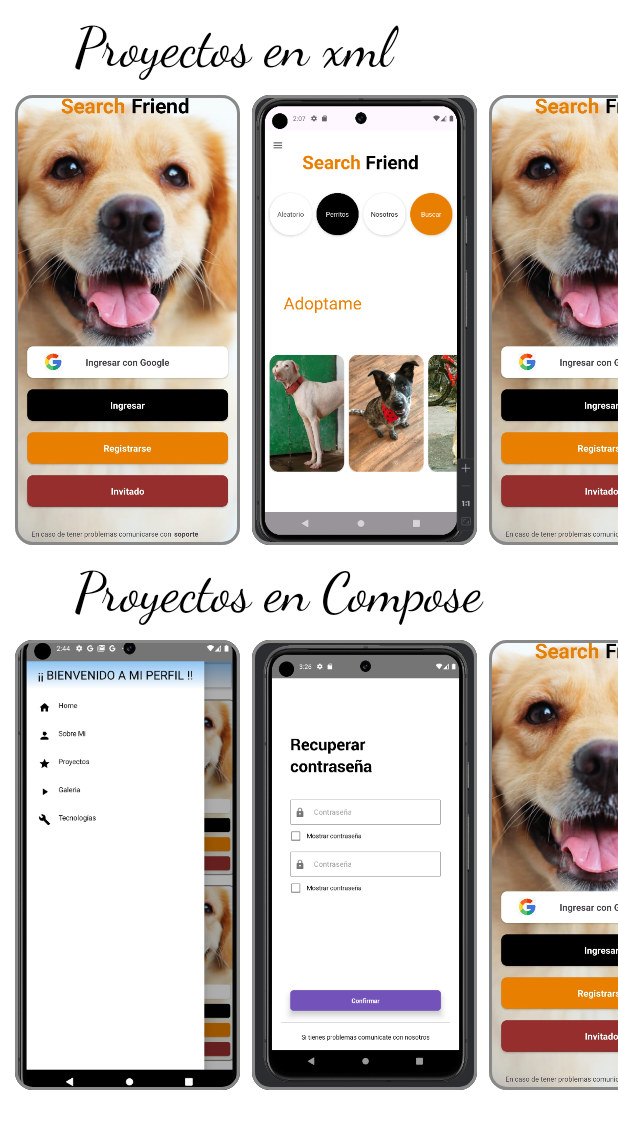
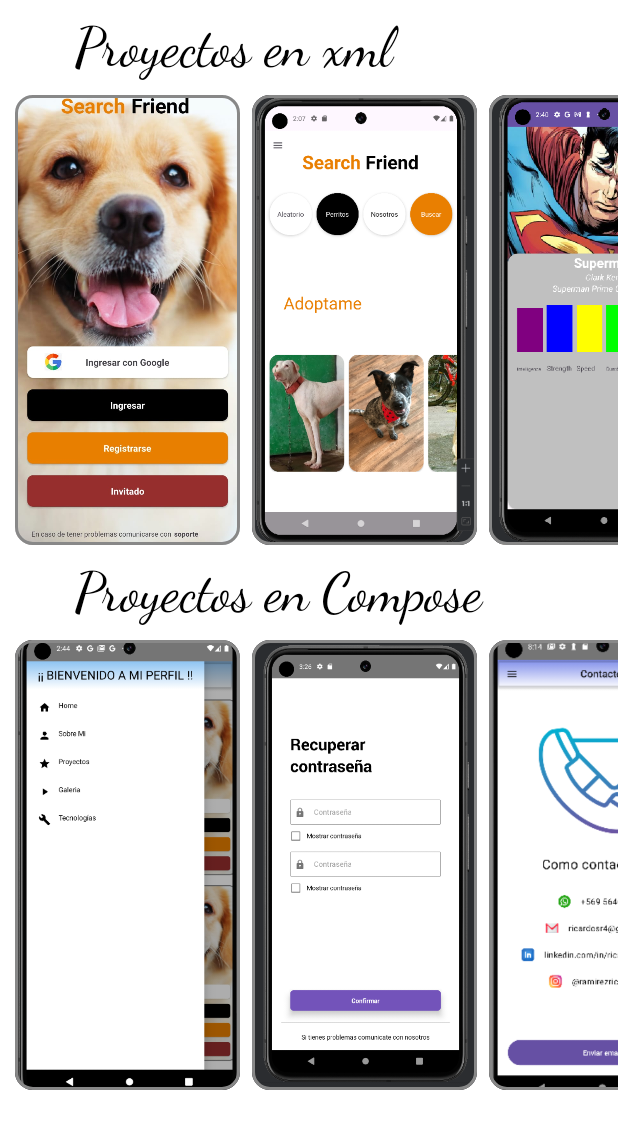
Before and after one commit to ricardosr4/MyProfileCompose, an Android app built with Jetpack Compose: the @Preview function ProjectScreen, on a phone screen of 412 x 824 dp. Shown: the top 1129 px of the screen. Run offline under Robolectric (Android 15) with nearby library versions, the phone set to English and light mode, and no system bars.

```diff
--- a/app/src/main/java/com/example/myprofilecompose/ui/projects/presenter/ProjectsScreen.kt
+++ b/app/src/main/java/com/example/myprofilecompose/ui/projects/presenter/ProjectsScreen.kt
@@ -124,11 +124,11 @@ fun getProjectXml(): List<GalleryModel> {
     return listOf(
         GalleryModel("Search Friends XML", R.drawable.img_home_dogs),
         GalleryModel(" XML", R.drawable.home_searchfriend_xml),
-        GalleryModel(" XML", R.drawable.img_home_dogs),
-        GalleryModel(" XML", R.drawable.img_home_dogs),
-        GalleryModel(" XML", R.drawable.img_home_dogs),
-        GalleryModel(" XML", R.drawable.img_home_dogs),
-        GalleryModel(" XML", R.drawable.img_home_dogs)
+        GalleryModel(" XML", R.drawable.img_api_sh_xml),
+        GalleryModel(" XML", R.drawable.img_calculadora_xml),
+        GalleryModel(" XML", R.drawable.img_login_first),
+        GalleryModel(" XML", R.drawable.img_recycler_sh_xml),
+
     )
 }
 
@@ -136,10 +136,9 @@ fun getProjectCompose(): List<GalleryModel> {
     return listOf(
         GalleryModel(" Compose", R.drawable.profile_compose),
         GalleryModel(" Compose", R.drawable.recover_password_compose),
-        GalleryModel("Compose", R.drawable.img_home_dogs),
-        GalleryModel(" Compose", R.drawable.img_home_dogs),
-        GalleryModel(" Compose", R.drawable.img_home_dogs),
-        GalleryModel("Compose", R.drawable.img_home_dogs),
-        GalleryModel(" Compose", R.drawable.img_home_dogs)
+        GalleryModel("Compose", R.drawable.img_contact_compose),
+        GalleryModel(" Compose", R.drawable.img_drawer_compose),
+        GalleryModel(" Compose", R.drawable.img_recycler_compose),
+
     )
 }
--- /dev/null
+++ b/app/src/main/java/com/example/myprofilecompose/ui/projects/viewModel/ProjectViewModel.kt
@@ -0,0 +1,4 @@
+package com.example.myprofilecompose.ui.projects.viewModel
+
+class ProjectViewModel {
+}
```
Also changed, not shown: app/src/main/res/drawable/img_api_dbz_compose.png (added), app/src/main/res/drawable/img_api_sh_xml.png (added), app/src/main/res/drawable/img_calculadora_xml.png (added), app/src/main/res/drawable/img_contact_compose.png (added), app/src/main/res/drawable/img_drawer_compose.png (added), app/src/main/res/drawable/img_login_first.png (added), app/src/main/res/drawable/img_recycler_compose.png (added), app/src/main/res/drawable/img_recycler_sh_xml.png (added).
